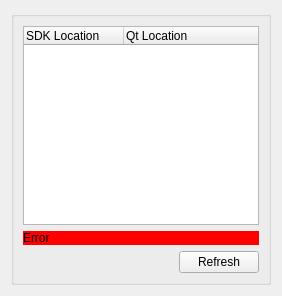
qt-creator/qt-creator, file src/plugins/qt4projectmanager/qt-s60/s60devicespreferencepane.ui: the form before one commit.
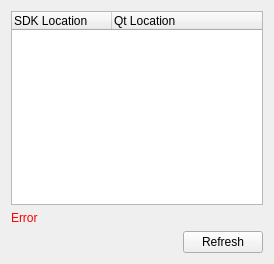
The form after the commit.

Commit message: Removed redundant group boxes from options dialog pages

Patch:
```diff
--- a/src/plugins/qt4projectmanager/qt-s60/s60devicespreferencepane.ui
+++ b/src/plugins/qt4projectmanager/qt-s60/s60devicespreferencepane.ui
@@ -6,16 +6,13 @@
    <rect>
     <x>0</x>
     <y>0</y>
-    <width>282</width>
-    <height>296</height>
+    <width>274</width>
+    <height>264</height>
    </rect>
   </property>
   <property name="windowTitle">
    <string>Form</string>
   </property>
-  <layout class="QVBoxLayout" name="verticalLayout_2">
-   <item>
-    <widget class="QGroupBox" name="groupBox">
      <layout class="QVBoxLayout" name="verticalLayout">
       <item>
        <widget class="QTreeWidget" name="list">
@@ -49,7 +46,7 @@
       <item>
        <widget class="QLabel" name="errorLabel">
         <property name="styleSheet">
-         <string notr="true">background-color: red;</string>
+      <string notr="true">color: red;</string>
         </property>
         <property name="text">
          <string>Error</string>
@@ -85,9 +82,6 @@
          </widget>
         </item>
        </layout>
-      </item>
-     </layout>
-    </widget>
    </item>
   </layout>
  </widget>
```
Left out of the diff: 3 changed lines with no effect on the pictures. Lines whose indentation alone changed are shown as unchanged. The commit also changes 12 other files.
